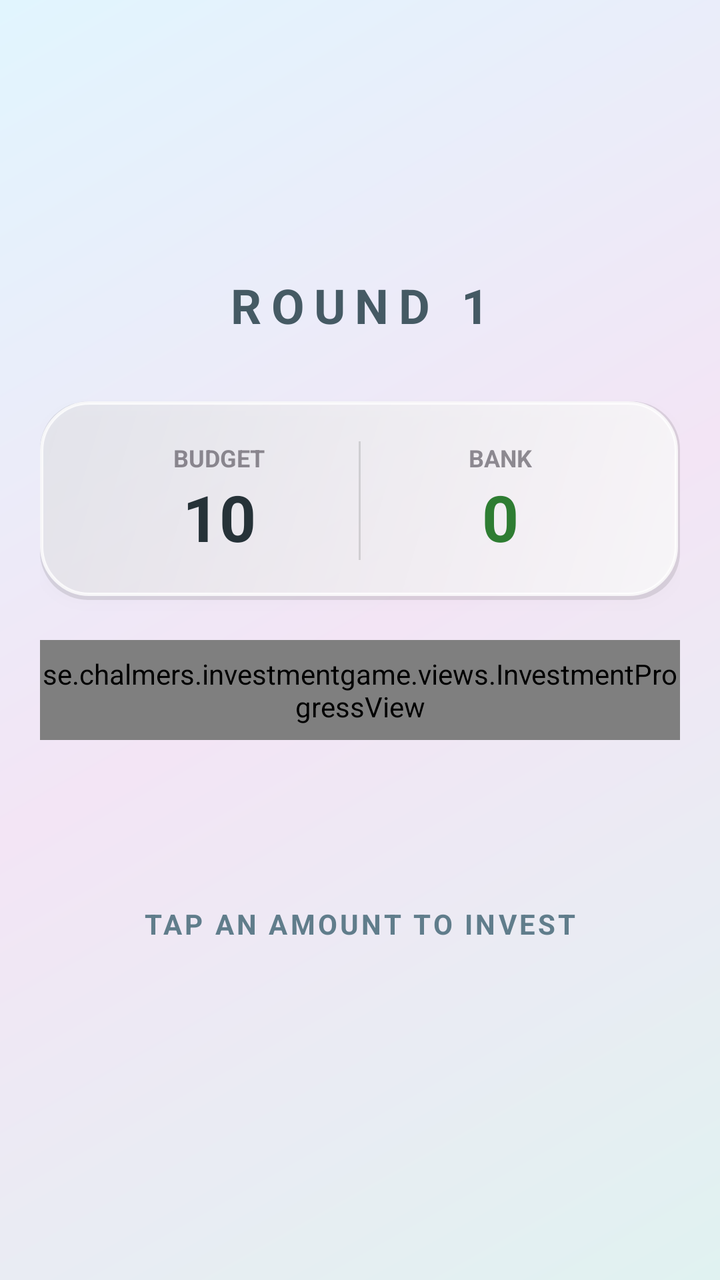
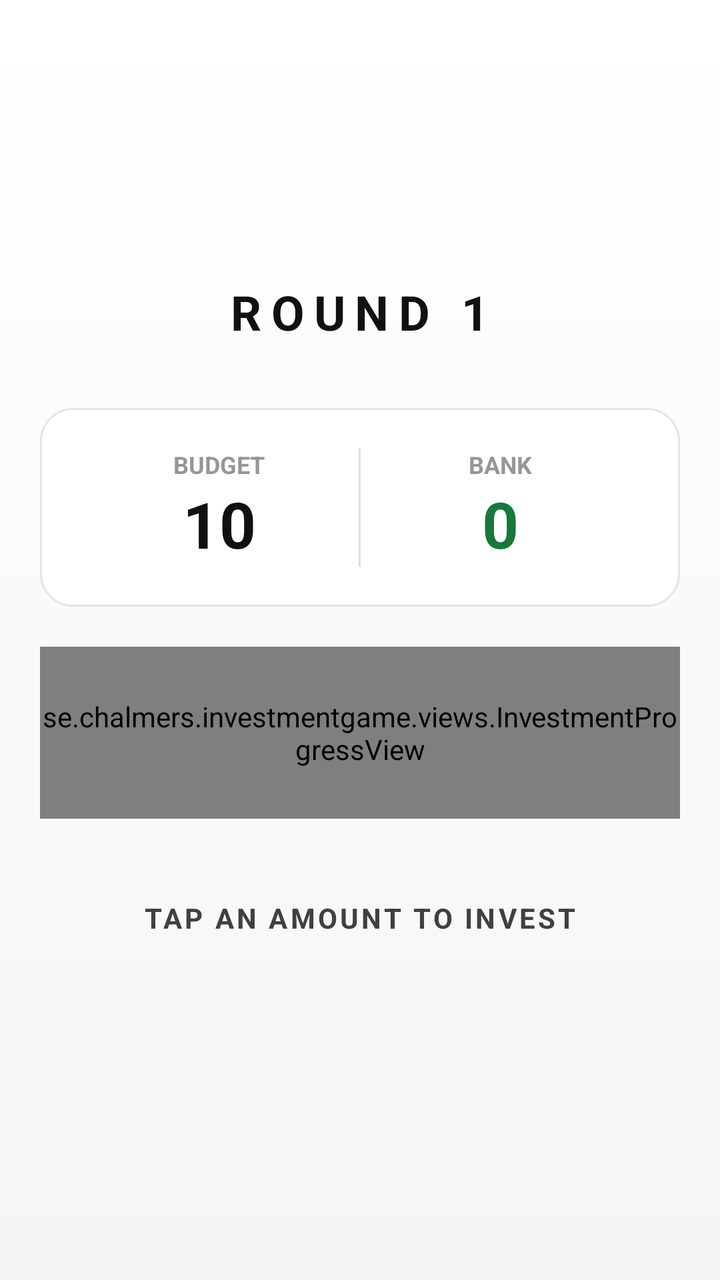

Compare the two renders of this Android layout. The source of the first and the diff that turns it into the second are given below.
<!-- AndroidManifest.xml: application theme Theme.InvestmentGame -->
<!-- res/layout/activity_game.xml -->
<?xml version="1.0" encoding="utf-8"?>
<LinearLayout xmlns:android="http://schemas.android.com/apk/res/android"
    xmlns:app="http://schemas.android.com/apk/res-auto"
    android:layout_width="match_parent"
    android:layout_height="match_parent"
    android:background="@drawable/main_background"
    android:gravity="center"
    android:orientation="vertical"
    android:padding="20dp">

    <TextView
        android:id="@+id/round"
        android:layout_width="wrap_content"
        android:layout_height="wrap_content"
        android:letterSpacing="0.2"
        android:text="ROUND 1"
        android:textColor="#455A64"
        android:textSize="24sp"
        android:textStyle="bold" />

    <LinearLayout
        android:layout_width="match_parent"
        android:layout_height="wrap_content"
        android:layout_marginTop="32dp"
        android:background="@drawable/glass_pane"
        android:elevation="4dp"
        android:orientation="horizontal"
        android:padding="20dp">

        <LinearLayout
            android:layout_width="0dp"
            android:layout_height="wrap_content"
            android:layout_weight="1"
            android:gravity="center"
            android:orientation="vertical">

            <TextView
                android:layout_width="wrap_content"
                android:layout_height="wrap_content"
                android:alpha="0.6"
                android:text="BUDGET"
                android:textSize="12sp"
                android:textStyle="bold" />

            <TextView
                android:id="@+id/budget"
                android:layout_width="wrap_content"
                android:layout_height="wrap_content"
                android:text="10"
                android:textColor="#263238"
                android:textSize="32sp"
                android:textStyle="bold" />
        </LinearLayout>

        <View
            android:layout_width="1dp"
            android:layout_height="match_parent"
            android:background="#20000000" />

        <LinearLayout
            android:layout_width="0dp"
            android:layout_height="wrap_content"
            android:layout_weight="1"
            android:gravity="center"
            android:orientation="vertical">

            <TextView
                android:layout_width="wrap_content"
                android:layout_height="wrap_content"
                android:alpha="0.6"
                android:text="BANK"
                android:textSize="12sp"
                android:textStyle="bold" />

            <TextView
                android:id="@+id/bank"
                android:layout_width="wrap_content"
                android:layout_height="wrap_content"
                android:text="0"
                android:textColor="#2E7D32"
                android:textSize="32sp"
                android:textStyle="bold" />
        </LinearLayout>
    </LinearLayout>

    <se.chalmers.investmentgame.views.InvestmentProgressView
        android:id="@+id/investment_visualization"
        android:layout_width="match_parent"
        android:layout_height="50dp"
        android:layout_marginTop="20dp" />

    <LinearLayout
        android:layout_width="match_parent"
        android:layout_height="wrap_content"
        android:layout_marginStart="10dp"
        android:layout_marginTop="10dp"
        android:layout_marginEnd="10dp"
        android:orientation="horizontal">

        <TextView
            android:id="@+id/invested"
            android:layout_width="0dp"
            android:layout_height="wrap_content"
            android:layout_weight="1"
            android:gravity="start"
            android:text=""
            android:textSize="24sp"
            android:textStyle="bold" />

        <TextView
            android:id="@+id/returned"
            android:layout_width="0dp"
            android:layout_height="wrap_content"
            android:layout_weight="1"
            android:gravity="end"
            android:text=""
            android:textSize="24sp"
            android:textStyle="bold" />
    </LinearLayout>

    <androidx.constraintlayout.widget.ConstraintLayout
        android:layout_width="match_parent"
        android:layout_height="wrap_content"
        android:orientation="vertical">

        <Button
            android:id="@+id/next"
            android:layout_width="200dp"
            android:layout_height="60dp"
            android:background="@drawable/glass_pane"
            android:elevation="8dp"
            android:stateListAnimator="@animator/button_press"
            android:text="Next Round"
            android:textAllCaps="true"
            android:textColor="#455A64"
            android:textSize="18sp"
            android:textStyle="bold"
            android:visibility="invisible"
            app:layout_constraintLeft_toLeftOf="parent"
            app:layout_constraintRight_toRightOf="parent"
            app:layout_constraintTop_toTopOf="parent" />

        <LinearLayout
            android:id="@+id/investment_options"
            android:layout_width="match_parent"
            android:layout_height="wrap_content"
            android:gravity="center"
            android:orientation="vertical"
            app:layout_constraintBottom_toBottomOf="parent"
            app:layout_constraintTop_toTopOf="parent">

            <TextView
                android:layout_width="match_parent"
                android:layout_height="wrap_content"
                android:gravity="center"
                android:letterSpacing="0.1"
                android:paddingTop="40dp"
                android:paddingBottom="16dp"
                android:text="TAP AN AMOUNT TO INVEST"
                android:textColor="#607D8B"
                android:textSize="14sp"
                android:textStyle="bold" />

            <androidx.recyclerview.widget.RecyclerView
                android:id="@+id/recycler"
                android:layout_width="wrap_content"
                android:layout_height="wrap_content"
                android:clipToPadding="false"
                android:overScrollMode="never"
                android:padding="8dp" />

        </LinearLayout>

    </androidx.constraintlayout.widget.ConstraintLayout>

</LinearLayout>
<!-- resources referenced by this layout -->
<resources>
  <!-- drawable glass_pane (drawable) -->
  <?xml version="1.0" encoding="utf-8"?>
  <layer-list xmlns:android="http://schemas.android.com/apk/res/android">
      <item>
          <shape android:shape="rectangle">
              <corners android:radius="24dp" />
              <solid android:color="#1A000000" />
          </shape>
      </item>
  
      <item
          android:bottom="2dp"
          android:right="1dp">
          <shape android:shape="rectangle">
              <corners android:radius="24dp" />
              <gradient
                  android:angle="135"
                  android:endColor="#66FFFFFF"
                  android:startColor="#CCFFFFFF" />
              <stroke
                  android:width="1.5dp"
                  android:color="#CCFFFFFF" />
          </shape>
      </item>
  </layer-list>
  <!-- drawable main_background (drawable) -->
  <?xml version="1.0" encoding="utf-8"?>
  <shape xmlns:android="http://schemas.android.com/apk/res/android"
      android:shape="rectangle">
      <gradient
          android:angle="135"
          android:centerColor="#F3E5F5"
          android:endColor="#E1F5FE"
          android:startColor="#E0F2F1" />
  </shape>
  <style name="Theme.InvestmentGame" parent="Base.Theme.InvestmentGame" />
  <style name="Base.Theme.InvestmentGame" parent="Theme.Material3.DayNight.NoActionBar">
          
          
      </style>
</resources>

<!-- the commit's change to res/layout/activity_game.xml (unified diff, before → after) -->
@@ -14,7 +14,7 @@
         android:layout_height="wrap_content"
         android:letterSpacing="0.2"
         android:text="ROUND 1"
-        android:textColor="#455A64"
+        android:textColor="@color/text_primary"
         android:textSize="24sp"
         android:textStyle="bold" />
 
@@ -23,7 +23,6 @@
         android:layout_height="wrap_content"
         android:layout_marginTop="32dp"
         android:background="@drawable/glass_pane"
-        android:elevation="4dp"
         android:orientation="horizontal"
         android:padding="20dp">
 
@@ -37,8 +36,9 @@
             <TextView
                 android:layout_width="wrap_content"
                 android:layout_height="wrap_content"
-                android:alpha="0.6"
+                android:alpha="0.75"
                 android:text="BUDGET"
+                android:textColor="@color/text_muted"
                 android:textSize="12sp"
                 android:textStyle="bold" />
 
@@ -47,7 +47,7 @@
                 android:layout_width="wrap_content"
                 android:layout_height="wrap_content"
                 android:text="10"
-                android:textColor="#263238"
+                android:textColor="@color/text_primary"
                 android:textSize="32sp"
                 android:textStyle="bold" />
         </LinearLayout>
@@ -67,8 +67,9 @@
             <TextView
                 android:layout_width="wrap_content"
                 android:layout_height="wrap_content"
-                android:alpha="0.6"
+                android:alpha="0.75"
                 android:text="BANK"
+                android:textColor="@color/text_muted"
                 android:textSize="12sp"
                 android:textStyle="bold" />
 
@@ -77,7 +78,7 @@
                 android:layout_width="wrap_content"
                 android:layout_height="wrap_content"
                 android:text="0"
-                android:textColor="#2E7D32"
+                android:textColor="@color/accent_green"
                 android:textSize="32sp"
                 android:textStyle="bold" />
         </LinearLayout>
@@ -86,37 +87,8 @@
     <se.chalmers.investmentgame.views.InvestmentProgressView
         android:id="@+id/investment_visualization"
         android:layout_width="match_parent"
-        android:layout_height="50dp"
+        android:layout_height="86dp"
         android:layout_marginTop="20dp" />
-
-    <LinearLayout
-        android:layout_width="match_parent"
-        android:layout_height="wrap_content"
-        android:layout_marginStart="10dp"
-        android:layout_marginTop="10dp"
-        android:layout_marginEnd="10dp"
-        android:orientation="horizontal">
-
-        <TextView
-            android:id="@+id/invested"
-            android:layout_width="0dp"
-            android:layout_height="wrap_content"
-            android:layout_weight="1"
-            android:gravity="start"
-            android:text=""
-            android:textSize="24sp"
-            android:textStyle="bold" />
-
-        <TextView
-            android:id="@+id/returned"
-            android:layout_width="0dp"
-            android:layout_height="wrap_content"
-            android:layout_weight="1"
-            android:gravity="end"
-            android:text=""
-            android:textSize="24sp"
-            android:textStyle="bold" />
-    </LinearLayout>
 
     <androidx.constraintlayout.widget.ConstraintLayout
         android:layout_width="match_parent"
@@ -127,14 +99,15 @@
             android:id="@+id/next"
             android:layout_width="200dp"
             android:layout_height="60dp"
-            android:background="@drawable/glass_pane"
-            android:elevation="8dp"
+            android:background="@drawable/button_primary"
+            android:paddingTop="8dp"
+            android:paddingBottom="8dp"
             android:stateListAnimator="@animator/button_press"
-            android:text="Next Round"
-            android:textAllCaps="true"
-            android:textColor="#455A64"
+            android:text="@string/button_next"
+            android:textAllCaps="false"
+            android:textColor="@color/white"
             android:textSize="18sp"
-            android:textStyle="bold"
+            android:textStyle="normal"
             android:visibility="invisible"
             app:layout_constraintLeft_toLeftOf="parent"
             app:layout_constraintRight_toRightOf="parent"
@@ -156,8 +129,8 @@
                 android:letterSpacing="0.1"
                 android:paddingTop="40dp"
                 android:paddingBottom="16dp"
-                android:text="TAP AN AMOUNT TO INVEST"
-                android:textColor="#607D8B"
+                android:text="@string/tap_to_invest"
+                android:textColor="@color/text_secondary"
                 android:textSize="14sp"
                 android:textStyle="bold" />
 
<!-- resource entries referenced after the edit -->
@@ -1,27 +1,43 @@
 <!-- resources referenced by this layout -->
 <resources>
+  <color name="accent_green">#16783B</color>
+  <color name="text_muted">#737373</color>
+  <color name="text_primary">#111111</color>
+  <color name="text_secondary">#404040</color>
+  <color name="white">#FFFFFFFF</color>
+  <!-- drawable button_primary (drawable) -->
+  <?xml version="1.0" encoding="utf-8"?>
+  <selector xmlns:android="http://schemas.android.com/apk/res/android">
+      <item android:state_pressed="true">
+          <shape android:shape="rectangle">
+              <corners android:radius="12dp" />
+              <solid android:color="#000000" />
+          </shape>
+      </item>
+      <item>
+          <shape android:shape="rectangle">
+              <corners android:radius="12dp" />
+              <solid android:color="#111111" />
+          </shape>
+      </item>
+  </selector>
   <!-- drawable glass_pane (drawable) -->
   <?xml version="1.0" encoding="utf-8"?>
   <layer-list xmlns:android="http://schemas.android.com/apk/res/android">
-      <item>
+      <item android:top="1dp">
           <shape android:shape="rectangle">
-              <corners android:radius="24dp" />
-              <solid android:color="#1A000000" />
+              <corners android:radius="16dp" />
+              <solid android:color="@color/surface_shadow" />
           </shape>
       </item>
   
-      <item
-          android:bottom="2dp"
-          android:right="1dp">
+      <item>
           <shape android:shape="rectangle">
-              <corners android:radius="24dp" />
-              <gradient
-                  android:angle="135"
-                  android:endColor="#66FFFFFF"
-                  android:startColor="#CCFFFFFF" />
+              <corners android:radius="16dp" />
+              <solid android:color="@color/surface_white" />
               <stroke
-                  android:width="1.5dp"
-                  android:color="#CCFFFFFF" />
+                  android:width="1dp"
+                  android:color="@color/surface_stroke" />
           </shape>
       </item>
   </layer-list>
@@ -30,12 +46,20 @@
   <shape xmlns:android="http://schemas.android.com/apk/res/android"
       android:shape="rectangle">
       <gradient
-          android:angle="135"
-          android:centerColor="#F3E5F5"
-          android:endColor="#E1F5FE"
-          android:startColor="#E0F2F1" />
+          android:angle="270"
+          android:startColor="@color/bg_top"
+          android:centerColor="@color/bg_mid"
+          android:endColor="@color/bg_bottom" />
   </shape>
+  <string name="button_next">Next Round</string>
+  <string name="tap_to_invest">TAP AN AMOUNT TO INVEST</string>
   <style name="Theme.InvestmentGame" parent="Base.Theme.InvestmentGame" />
+  <color name="surface_shadow">#0A000000</color>
+  <color name="surface_white">#FFFFFFFF</color>
+  <color name="surface_stroke">#E5E5E5</color>
+  <color name="bg_top">#FFFFFF</color>
+  <color name="bg_mid">#FAFAFA</color>
+  <color name="bg_bottom">#F5F5F5</color>
   <style name="Base.Theme.InvestmentGame" parent="Theme.Material3.DayNight.NoActionBar">
           
           
